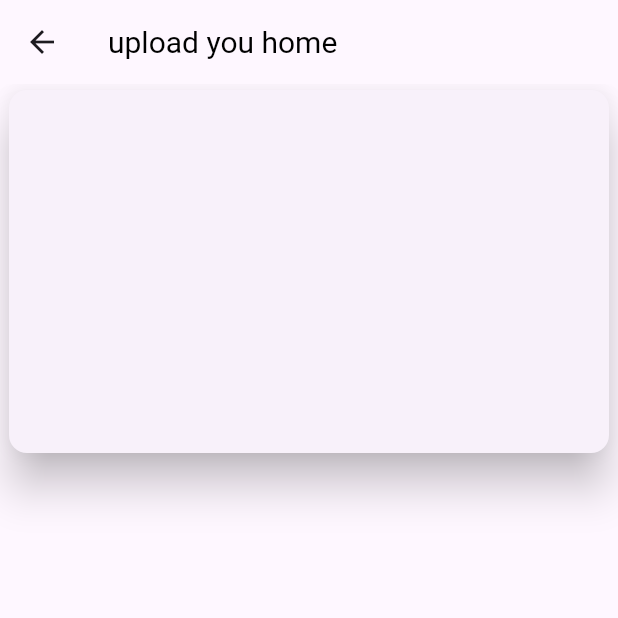
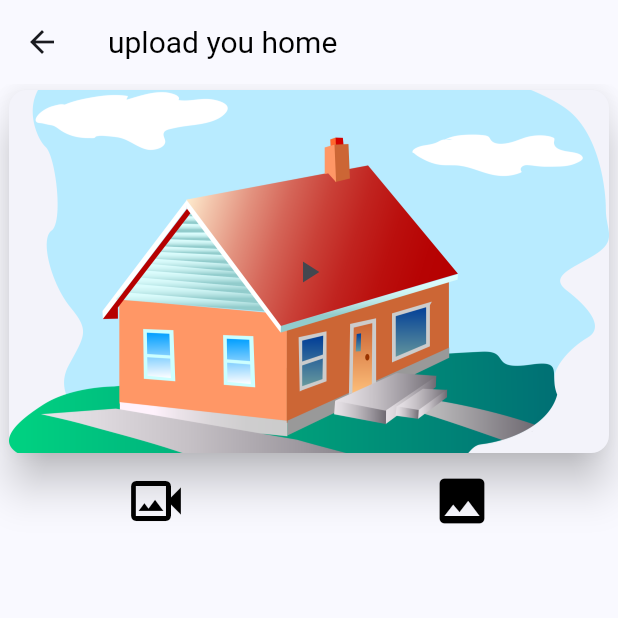
Before and after one commit to MarcSoft54/rent, a Flutter app: the screen it shows after launch, after a tap on the "file upload" icon, on a phone screen of 412 x 824 dp, the top half of it. Run offline on Flutter 3.47's test engine with Material 2 defaults, Android fonts, the phone set to English and light mode, and no system bars; drawn by our look-alikes of carousel_slider; our stand-ins replace dio, image_picker.

Commit message:
just to commit

```diff
--- a/lib/acceuil.dart
+++ b/lib/acceuil.dart
@@ -1,5 +1,7 @@
 import 'package:flutter/material.dart';
-import 'package:rentalapp/uploadArticle.dart';
+import 'package:rentalapp/class/uploadArticle.dart';
+import 'package:rentalapp/view/articleView.dart';
+import 'package:rentalapp/view/messageView.dart';
 
 
 void main() {
@@ -11,10 +13,11 @@ class Home extends StatelessWidget {
 
   @override
   Widget build(BuildContext context) {
-    return MaterialApp(debugShowCheckedModeBanner: false,
+    return MaterialApp(
+      debugShowCheckedModeBanner: false,
       title: 'RentApp',
       theme: ThemeData(
-        colorScheme: ColorScheme.fromSeed(seedColor: Colors.deepPurple),
+        colorScheme: ColorScheme.fromSeed(seedColor: Colors.blueAccent),
         useMaterial3: true,
       ),
       home: const MyHomePage(title: "RentApp"),
@@ -31,30 +34,57 @@ class MyHomePage extends StatefulWidget {
 }
 
 class _MyHomePageState extends State<MyHomePage> {
+  int currentPage = 0;
   @override
   Widget build(BuildContext context) {
     return Scaffold(
-
       floatingActionButton: FloatingActionButton(
         onPressed: (){
           setState(() {
-            Navigator.push(context, MaterialPageRoute(builder: (BuildContext){
-              return UploadFile();
+            Navigator.push(context, MaterialPageRoute(builder: (context){
+              return const UploadFile();
             }));
           });
         },
-        child: Icon(Icons.file_upload_outlined),
+        child: const Icon(Icons.file_upload_outlined),
       ),
 
       bottomNavigationBar: NavigationBar(
-        destinations: [
-          Icon(Icons.home),
-          Icon(Icons.group),
-          Icon(Icons.message),
-          Icon(Icons.person)
+       onDestinationSelected: (int index){
+          setState(() {
+            currentPage = index;
+          });
+        },
+        selectedIndex: currentPage,
+        destinations: const[
+          NavigationDestination(
+            selectedIcon: Icon(Icons.home_outlined),
+              icon: Icon(Icons.home),
+              label: "home"),
+          NavigationDestination(
+            selectedIcon: Icon(Icons.groups),
+              icon: Icon(Icons.group),
+              label: "subscribe"),
+          NavigationDestination(
+              selectedIcon: Icon(Icons.message),
+              icon: Icon(Icons.messenger),
+              label: "messages"),
+          NavigationDestination(
+              selectedIcon: Icon(Icons.perm_identity),
+              icon: Icon(Icons.person),
+              label: "profile"),
         ],
-
       ),
+      body:<Widget> [
+        ArticleView(),
+        Container(
+          color: Colors.green,
+        ),
+        MessageView(),
+        Container(
+          color: Colors.pink,
+        ),
+      ][currentPage]
     );
 
   }
--- a/lib/class/function.dart
+++ b/lib/class/function.dart
@@ -1,4 +1,7 @@
+import 'dart:io';
+
 import 'package:flutter/material.dart';
+import 'package:image_picker/image_picker.dart';
 
 
 Text customText(String data,
@@ -32,3 +35,19 @@ bool checkEmail(String email) {
       r'^(([^<>()[\]\\.,;:\s@\"]+(\.[^<>()[\]\\.,;:\s@\"]+)*)|(\".+\"))@((\[[0-9]{1,3}\.[0-9]{1,3}\.[0-9]{1,3}\.[0-9]{1,3}\])|(([a-zA-Z\-0-9]+\.)+[a-zA-Z]{2,}))$')
       .hasMatch(email);
 }
+
+
+Icon customIcon(IconData iconData, {colors = Colors.black, size = 30.0}){
+  return Icon(
+   iconData,
+    size: size,
+    color: colors,
+  );
+}
+
+Widget buildImage(String urlImage, int index){
+  return Card(
+    elevation: 12,
+    child: Image.file(File(urlImage), fit: BoxFit.fill,)
+  );
+}
--- /dev/null
+++ b/lib/class/uploadArticle.dart
@@ -0,0 +1,140 @@
+
+import 'package:image_picker/image_picker.dart';
+import 'package:carousel_slider/carousel_slider.dart';
+import 'package:dio/dio.dart';
+import 'package:flutter/material.dart';
+
+import 'function.dart';
+import '../json/article.dart';
+
+class UploadFile extends StatefulWidget{
+  const UploadFile({super.key});
+
+
+  @override
+  State<UploadFile> createState()=> _UploadFile();
+}
+
+class _UploadFile extends State<UploadFile>{
+
+  final dio = Dio();
+  // final String video = '';
+  var pictures ;
+  var videoUrl;
+  List<dynamic> images = [];
+
+
+  ImagePicker picker = ImagePicker();
+
+
+
+  Future<void> postArticle(ArticleDto articleDto) async{
+    try{
+      Response response = await dio.post("http://localhost:9001/api/articles/", data: articleDto.toJson());
+      if(response.statusCode == 200){
+        print(response.data);
+      }
+    }catch(e){
+      print(e);
+    }
+  }
+
+
+  Future<void> getVideo() async{
+    try{
+      final XFile? result = await picker.pickVideo(source: ImageSource.gallery);
+      if(result != null){
+        videoUrl = result.path;
+      }
+    }catch(e){
+      print(e);
+    }
+  }
+
+  Future<void> getPictures() async{
+    try{
+      XFile? result = await picker.pickImage(source: ImageSource.gallery);
+      setState(() {
+        if(result != null){
+          pictures = result.path;
+          images.add(pictures);
+          print(pictures);
+        }
+      });
+    }catch(e){
+      print(e);
+    }
+  }
+
+
+  @override
+  Widget build(BuildContext context){
+    return Scaffold(
+      appBar: AppBar(
+        title: customText("upload you home", size: 20),
+      ),
+      body: GestureDetector(
+        onTap:() => FocusScope.of(context).requestFocus(FocusNode()),
+        child: SingleChildScrollView(
+          padding: const EdgeInsets.only(left: 2, right: 2),
+          child: Column(
+            children: [
+              SizedBox(
+                height: 250,
+                width: MediaQuery.of(context).size.width,
+                child: Card(
+                  elevation: 12,
+                  child: Container(
+                    decoration: const BoxDecoration(
+                        image: DecorationImage(fit: BoxFit.cover,
+                            image:AssetImage("images/house.png")
+                        )
+                    ),
+                    child: IconButton(
+                      onPressed: (){
+                        setState(() {
+                            // video player edition
+
+                        });
+                      },
+                      icon: const Icon(Icons.play_arrow),
+                    ),
+                  ),
+                ),
+              ),
+              SizedBox(
+                height: 20,
+                child: Row(
+                  mainAxisAlignment: MainAxisAlignment.spaceAround,
+                  children: [
+                    IconButton(
+                        onPressed: getVideo,
+                        icon: customIcon(Icons.video_camera_back_outlined, size: 40.0)),
+                    IconButton(
+                      onPressed: getPictures,
+                      icon: customIcon(Icons.image, size: 40.0),)
+                  ],
+                ),
+              ),
+              padding(top: 40),
+              SizedBox(
+                child: CarouselSlider.builder(
+                  options: CarouselOptions(height: 200),
+                  itemCount: images.length,
+                  itemBuilder: (context, index, realIndex){
+                    return (images.isEmpty)? Container(height: 10,): buildImage(images[index], index);
+                  },
+                ),
+              )
+            ],
+          ),
+        ),
+      ),
+    );
+  }
+
+// _pickVideo () async { PickedFile pickedFile = await picker.getVideo (source: ImageSource.gallery);
+//   _video = File (pickedFile.path);
+//   _videoPlayerController = VideoPlayerController.file (_video)..initialize ().then ((_) { setState (() { });
+//     _videoPlayerController.play (); }); }
+}
--- a/lib/json/article.dart
+++ b/lib/json/article.dart
@@ -5,7 +5,7 @@ class Article{
   double priceArticle = 0;
   String city = '';
   String mapUrl = '';
-  String pictureUrl = '';
+  List<String> pictureUrl;
   String videoUrl = '';
   String description = '';
   int room = 0;
@@ -48,6 +48,34 @@ class Article{
     );
   }
 
+
+
+}
+
+class ArticleDto{
+
+  String typeArticle = '';
+  String country = '';
+  double priceArticle = 0;
+  String city = '';
+  String mapUrl = '';
+  List<String> pictureUrl;
+  String videoUrl = '';
+  String description = '';
+  int room = 0;
+  int shower = 0;
+  int parking  = 0;
+  int kitchen = 0;
+  int livingRoom = 0;
+
+  ArticleDto(
+      this.typeArticle, this.country,
+      this.priceArticle, this.city,
+      this.mapUrl, this.pictureUrl,
+      this.videoUrl, this.description,
+      this.room, this.shower, this.parking,
+      this.kitchen, this.livingRoom
+      );
   Map<String, dynamic> toJson() =>{
     "typeArticle": typeArticle,
     "country": country,
@@ -63,5 +91,4 @@ class Article{
     "kitchen": kitchen,
     "livingRoom": livingRoom
   };
-
 }
--- a/lib/uploadArticle.dart
+++ /dev/null
@@ -1,44 +0,0 @@
-
-
-import 'package:flutter/cupertino.dart';
-import 'package:flutter/material.dart';
-
-import 'class/function.dart';
-
-class UploadFile extends StatefulWidget{
-  const UploadFile({super.key});
-
-
-  @override
-  State<UploadFile> createState()=> _UploadFile();
-}
-
-class _UploadFile extends State<UploadFile>{
-
-  @override
-  Widget build(BuildContext context){
-    return Scaffold(
-      appBar: AppBar(
-        title: customText("upload you home", size: 20),
-      ),
-      body: GestureDetector(
-        onTap:() => FocusScope.of(context).requestFocus(FocusNode()),
-        child: SingleChildScrollView(
-          padding: EdgeInsets.only(left: 2, right: 2),
-          child: Column(
-            children: [
-              Container(
-                height: 250,
-                width: MediaQuery.of(context).size.width,
-                child: Card(
-                  elevation: 12,
-
-                ),
-              )
-            ],
-          ),
-        ),
-      ),
-    );
-  }
-}
--- /dev/null
+++ b/lib/view/articleView.dart
@@ -0,0 +1,33 @@
+
+
+import 'package:flutter/cupertino.dart';
+import 'package:flutter/material.dart';
+import 'package:rentalapp/class/function.dart';
+
+class ArticleView extends StatefulWidget{
+  @override
+  State<ArticleView> createState() => _ArticlePage();
+
+}
+
+class _ArticlePage extends State<ArticleView>{
+
+
+  @override
+  Widget build(BuildContext context) {
+    return Scaffold(
+      appBar: AppBar(
+        title: customText("RentApp"),
+        actions: [
+          IconButton(
+              onPressed: null,
+              icon: customIcon(Icons.search)),
+          IconButton(
+              onPressed: null,
+              icon: customIcon(Icons.account_circle))
+        ],
+      ),
+    );
+  }
+
+}
```
Also changed, not shown: lib/class/homeGetData.dart (added, +9 -0 lines), lib/class/messageUpload.dart (added, +52 -0 lines), lib/json/message.dart (+6 -1 lines), lib/view/messageView.dart (added, +53 -0 lines), pubspec.yaml (+7 -1 lines), images/house.png (added), pubspec.lock, 7 other files.
